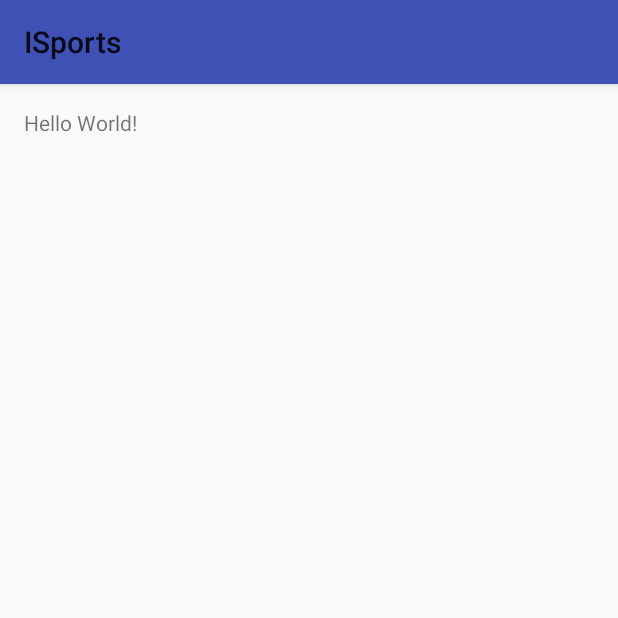
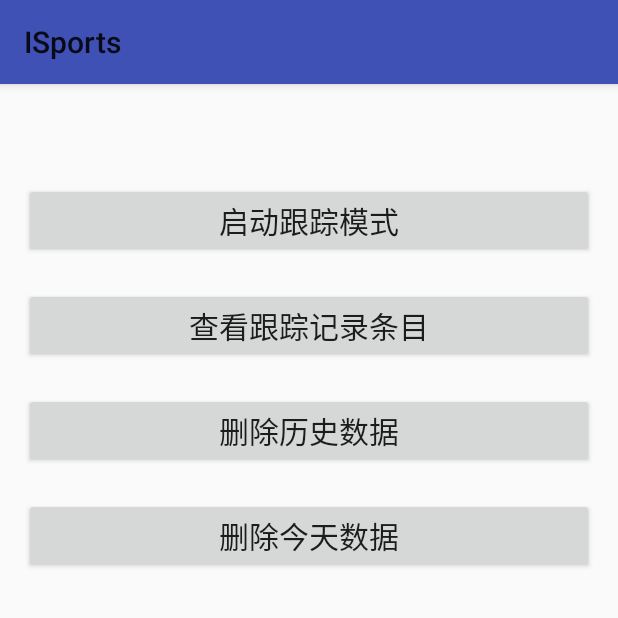
Before and after one commit to aiosdev/ISports, an Android app: the screen it shows after launch (MainActivity), on a phone screen of 412 x 824 dp, the top half of it. Run offline under Robolectric (Android 15) with nearby library versions, the phone set to English and light mode, and no system bars.

Commit message:
test to inialize layout.

```diff
--- a/app/src/main/res/layout/activity_main.xml
+++ b/app/src/main/res/layout/activity_main.xml
@@ -1,5 +1,6 @@
 <?xml version="1.0" encoding="utf-8"?>
-<RelativeLayout xmlns:android="http://schemas.android.com/apk/res/android"
+<RelativeLayout
+    xmlns:android="http://schemas.android.com/apk/res/android"
     xmlns:tools="http://schemas.android.com/tools"
     android:id="@+id/activity_main"
     android:layout_width="match_parent"
@@ -8,10 +9,41 @@
     android:paddingLeft="@dimen/activity_horizontal_margin"
     android:paddingRight="@dimen/activity_horizontal_margin"
     android:paddingTop="@dimen/activity_vertical_margin"
-    tools:context="com.aiosdev.isports.MainActivity">
+    tools:context="st.mapdemo1.MainActivity">
+    <Button
+        android:layout_marginTop="50dp"
+        android:layout_width="match_parent"
+        android:layout_height="wrap_content"
+        android:id="@+id/bt_location_start"
+        android:text="启动跟踪模式"
+        android:textSize="20sp"/>
+    <Button
+        android:layout_marginTop="20dp"
+        android:layout_width="match_parent"
+        android:layout_height="wrap_content"
+        android:id="@+id/bt_location_record"
+        android:text="查看跟踪记录条目"
+        android:textSize="20sp"
+        android:layout_below="@id/bt_location_start"/>
 
-    <TextView
-        android:layout_width="wrap_content"
+    <Button
+        android:layout_marginTop="20dp"
+        android:layout_width="match_parent"
         android:layout_height="wrap_content"
-        android:text="Hello World!" />
+        android:id="@+id/bt_record_del"
+        android:text="删除历史数据"
+        android:textSize="20sp"
+        android:layout_below="@id/bt_location_record"/>
+
+    <Button
+        android:layout_marginTop="20dp"
+        android:layout_width="match_parent"
+        android:layout_height="wrap_content"
+        android:id="@+id/bt_record_del_today"
+        android:text="删除今天数据"
+        android:textSize="20sp"
+        android:layout_below="@id/bt_record_del"/>
+
+
+
 </RelativeLayout>
```
